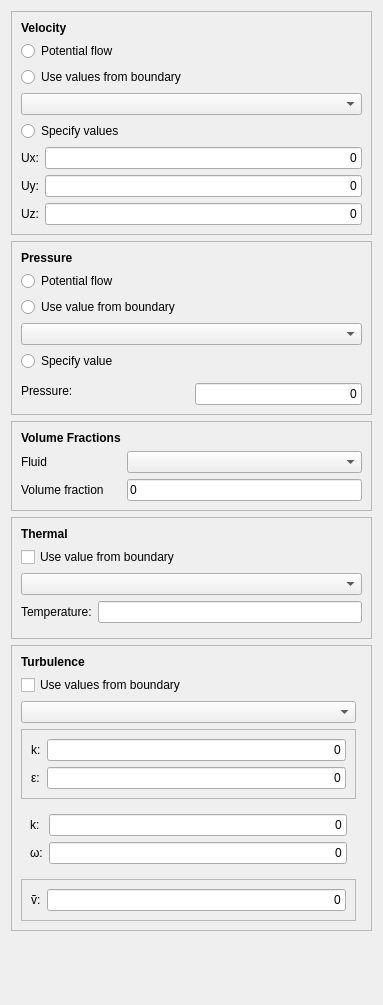
Qt form TaskPanelCfdInitialiseInternalField.ui (jaheyns/CfdOF) before a commit.
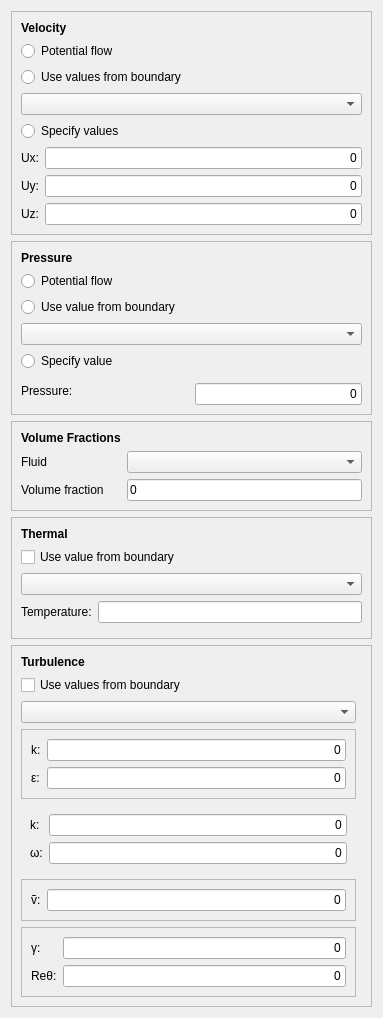
The same form after that commit. Custom widgets are drawn as their Qt base class.

Commit message: Update solver / numerical controls, updated BCs, add kOmegaSSTLM to core workbench, allow init from BCs, inlets and init fields, update residual plotting

The edit to the form file:
```diff
--- a/TaskPanelCfdInitialiseInternalField.ui
+++ b/TaskPanelCfdInitialiseInternalField.ui
@@ -259,6 +259,88 @@
 								</layout>
 							</widget>
 						</item>
+						<item row="6" column="0">
+							<widget class="QFrame" name="kOmegaSSTLMFrame">
+								<property name="frameShape">
+									<enum>QFrame::StyledPanel</enum>
+								</property>
+								<property name="frameShadow">
+									<enum>QFrame::Raised</enum>
+								</property>
+								<layout class="QGridLayout" name="gridLayout">
+									<item row="0" column="0">
+										<widget class="QLabel" name="label">
+											<property name="text">
+												<string>γ:</string>
+											</property>
+										</widget>
+									</item>
+									<item row="0" column="1">
+										<widget class="Gui::InputField" name="inputGammaInt">
+											<property name="sizePolicy">
+												<sizepolicy hsizetype="MinimumExpanding" vsizetype="Fixed">
+													<horstretch>1</horstretch>
+													<verstretch>0</verstretch>
+												</sizepolicy>
+											</property>
+											<property name="text">
+												<string>0</string>
+											</property>
+											<property name="alignment">
+												<set>Qt::AlignRight|Qt::AlignTrailing|Qt::AlignVCenter</set>
+											</property>
+											<property name="singleStep" stdset="0">
+												<double>0.001000000000000</double>
+											</property>
+											<property name="minimum" stdset="0">
+												<double>0.000000000000000</double>
+											</property>
+											<property name="unit" stdset="0">
+												<string notr="true"></string>
+											</property>
+											<property name="format" stdset="0">
+												<string>g</string>
+											</property>
+										</widget>
+									</item>
+									<item row="1" column="0">
+										<widget class="QLabel" name="label_6">
+											<property name="text">
+												<string>Reθ:</string>
+											</property>
+										</widget>
+									</item>
+									<item row="1" column="1">
+										<widget class="Gui::InputField" name="inputReThetat">
+											<property name="sizePolicy">
+												<sizepolicy hsizetype="Preferred" vsizetype="Fixed">
+													<horstretch>1</horstretch>
+													<verstretch>0</verstretch>
+												</sizepolicy>
+											</property>
+											<property name="text">
+												<string>0</string>
+											</property>
+											<property name="alignment">
+												<set>Qt::AlignRight|Qt::AlignTrailing|Qt::AlignVCenter</set>
+											</property>
+											<property name="singleStep" stdset="0">
+												<double>0.100000000000000</double>
+											</property>
+											<property name="minimum" stdset="0">
+												<double>0.000000000000000</double>
+											</property>
+											<property name="unit" stdset="0">
+												<string notr="true"></string>
+											</property>
+											<property name="format" stdset="0">
+												<string>g</string>
+											</property>
+										</widget>
+									</item>
+								</layout>
+							</widget>
+						</item>				
 					</layout>
 				</widget>
 			</item>
```
The commit also changes 14 other files.
